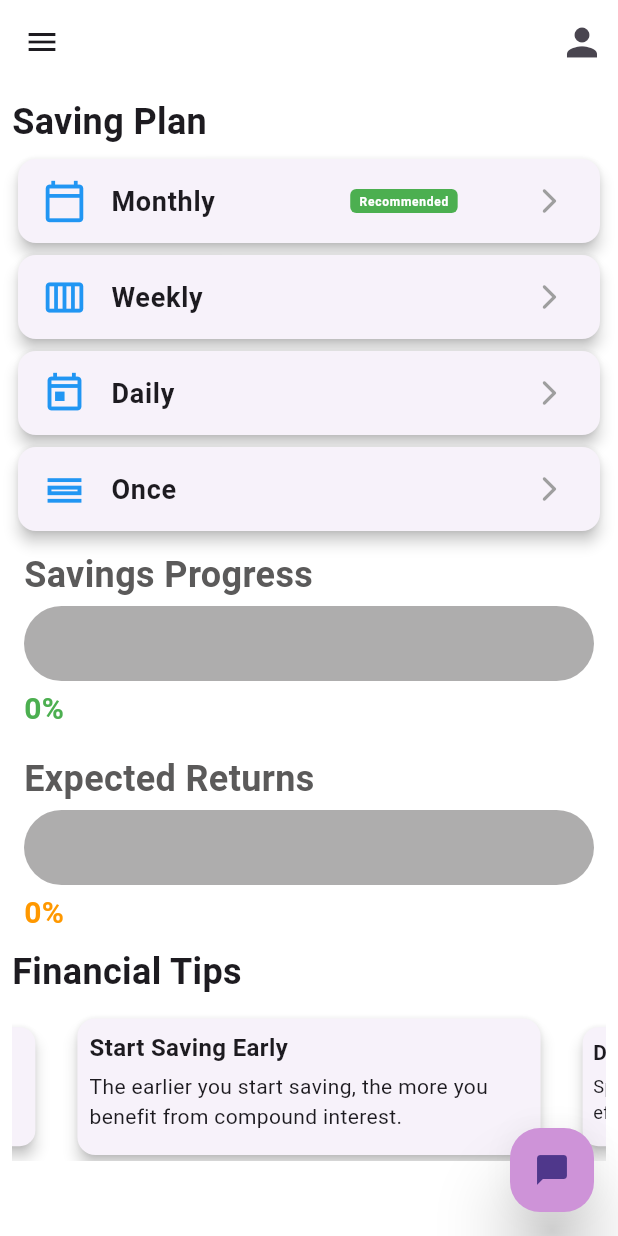
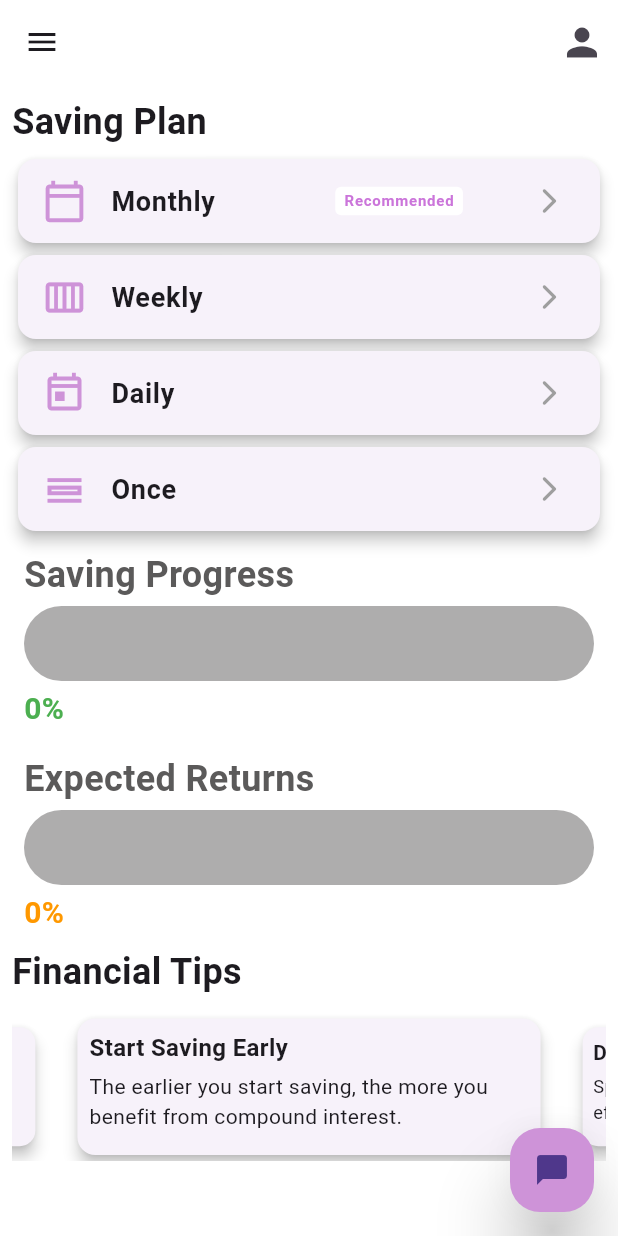
Before and after one commit to HerbertK-93/KcfApp, a Flutter app: the screen it shows once a user with an empty profile is signed in, on a phone screen of 412 x 824 dp. Run offline on Flutter 3.47's test engine with Material 3 defaults, Android fonts, the light colour scheme and no system bars; drawn by our look-alikes of carousel_slider; our stand-ins replace cached_network_image, cloud_firestore, firebase_auth, firebase_core, firebase_storage, image_picker and 1 more; accounts and stored records are empty.

Commit message:
Latest Changes

```diff
--- a/lib/other_screens/our_team_screen.dart
+++ b/lib/other_screens/our_team_screen.dart
@@ -24,7 +24,7 @@ class OurTeamScreen extends StatelessWidget {
             const Divider(),
             _buildTeamMember(
               name: 'THOMAS LORATO',
-              position: 'Assistant Director',
+              position: 'Director',
               categories: 'Management',
               description:
                   'Thomas supports the Director in implementing strategic plans and managing day-to-day operations. With a keen eye for detail and strong leadership skills, Thomas plays a crucial role in driving the organization forward.',
--- a/lib/responsive/mobile_screen_layout.dart
+++ b/lib/responsive/mobile_screen_layout.dart
@@ -242,7 +242,7 @@ class ServiceCard extends StatelessWidget {
         leading: Icon(
           icon,
           size: 30,
-          color: Colors.blue,
+          color: Colors.purple.shade200,
         ),
         title: Row(
           children: [
@@ -256,18 +256,18 @@ class ServiceCard extends StatelessWidget {
             ),
             if (isRecommended)
               Container(
-                margin: const EdgeInsets.only(left: 90),
+                margin: const EdgeInsets.only(left: 80),
                 padding: const EdgeInsets.symmetric(horizontal: 6, vertical: 2),
                 decoration: BoxDecoration(
-                  color: Colors.green,
+                  color: Colors.white,
                   borderRadius: BorderRadius.circular(4),
                 ),
                 child: const Text(
                   'Recommended',
                   style: TextStyle(
-                    fontSize: 8,
+                    fontSize: 10,
                     fontWeight: FontWeight.bold,
-                    color: Colors.white,
+                    color: Color.fromARGB(255, 203, 117, 218),
                   ),
                 ),
               ),
@@ -297,7 +297,7 @@ class DualProgressBar extends StatelessWidget {
         crossAxisAlignment: CrossAxisAlignment.stretch,
         children: [
           if (savingsProgress != null)
-            _buildBarChart('Savings Progress', savingsProgress!, Colors.green),
+            _buildBarChart('Saving Progress', savingsProgress!, Colors.green),
           const SizedBox(height: 15),
           if (expectedReturns != null)
             _buildBarChart('Expected Returns', expectedReturns!, Colors.orange),
```
